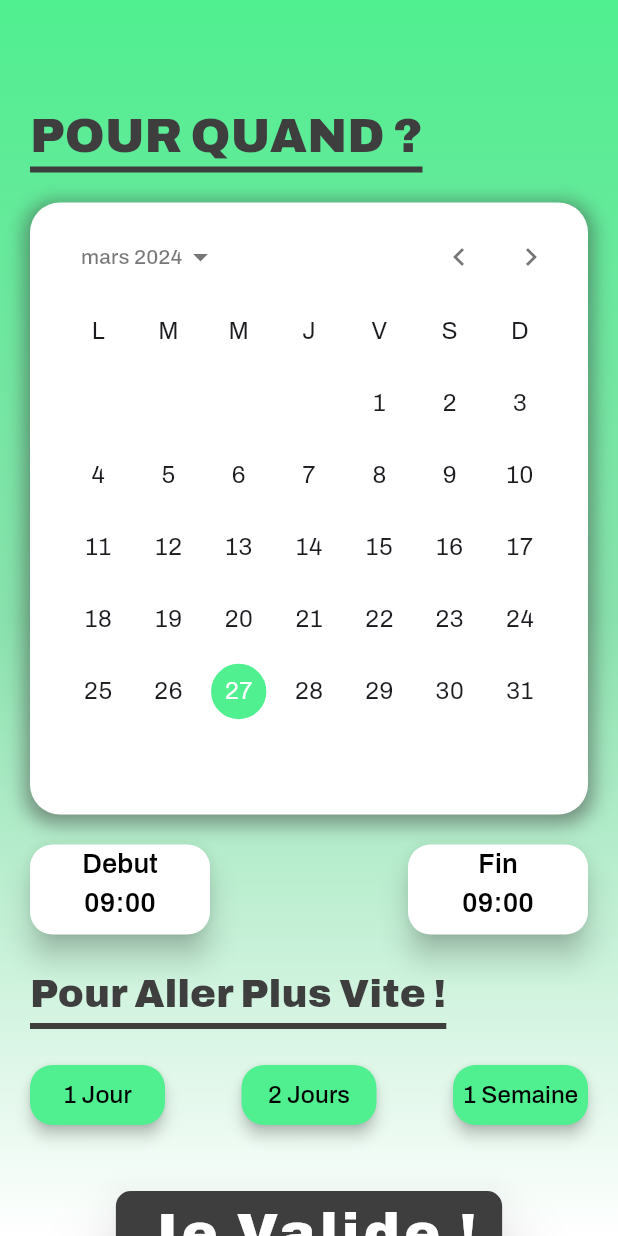
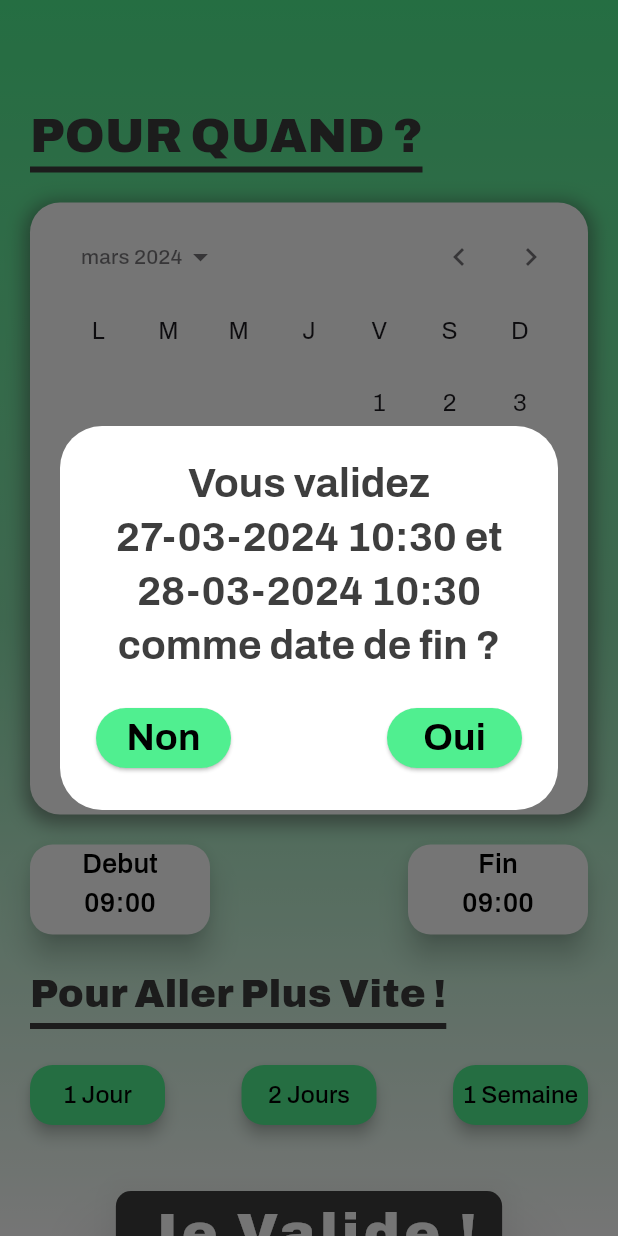
Before and after one commit to ByWizKi/best_rent, a Flutter app: the DatesPage screen opened directly, after a tap on "Je Valide !", on a phone screen of 412 x 824 dp. Run offline on Flutter 3.47's test engine with Material 3 defaults, Android fonts, the phone set to English and light mode, and no system bars; drawn by our look-alikes of calendar_date_picker2; our stand-ins replace flutter_datetime_picker_plus, flutter_svg, geocoding, geolocator, google_fonts; missing offline and left inert: google_geocoding_api, google_maps_places_autocomplete_widgets.

Commit message:
Date Picker page 99%

```diff
--- /dev/null
+++ b/lib/pages/dates_page/components/alert_dialog_confirm.dart
@@ -0,0 +1,73 @@
+import 'package:best_rent/pages/feed_page/feed_page.dart';
+import 'package:best_rent/services/service.dart';
+import 'package:best_rent/themes/app_colors.dart';
+import 'package:best_rent/themes/app_text_styles.dart';
+import 'package:flutter/material.dart';
+import 'package:intl/intl.dart';
+
+Widget alertDialogConfirmDates(context) {
+  return AlertDialog(
+    backgroundColor: AppColors.whiteColor,
+    titlePadding:
+        const EdgeInsets.only(top: 20, left: 10, right: 10, bottom: 20),
+    alignment: Alignment.center,
+    surfaceTintColor: AppColors.whiteColor,
+    title: Text(
+      textAlign: TextAlign.center,
+      'Vous validez ${DateFormat('dd-MM-yyyy HH:mm').format(currentUser.datePickUp)} et ${DateFormat('dd-MM-yyyy HH:mm').format(currentUser.dateDropOff)} comme date de fin ?',
+      style: AppTextStyles.titleAlertDialog,
+    ),
+    actions: [
+      Row(
+        mainAxisAlignment: MainAxisAlignment.center,
+        children: [
+          ElevatedButton(
+            style: ButtonStyle(
+                fixedSize: const MaterialStatePropertyAll<Size>(Size(90, 40)),
+                backgroundColor:
+                    MaterialStateProperty.all<Color>(AppColors.primaryColor),
+                shape: MaterialStateProperty.all<RoundedRectangleBorder>(
+                    RoundedRectangleBorder(
+                  borderRadius: BorderRadius.circular(20.0),
+                ))),
+            onPressed: () async {
+              // If no, go back
+              Navigator.pop(context);
+            },
+            child: Text(
+              'Non',
+              style: AppTextStyles.buttonAlertDialog,
+            ),
+          ),
+          const Spacer(),
+          // Yes button
+          ElevatedButton(
+            style: ButtonStyle(
+                fixedSize: const MaterialStatePropertyAll<Size>(Size(90, 40)),
+                backgroundColor:
+                    MaterialStateProperty.all<Color>(AppColors.primaryColor),
+                shape: MaterialStateProperty.all<RoundedRectangleBorder>(
+                    RoundedRectangleBorder(
+                  borderRadius: BorderRadius.circular(20.0),
+                ))),
+            onPressed: () async {
+              // If yes, go to dates page
+              Navigator.push(
+                context,
+                MaterialPageRoute(
+                  builder: (context) {
+                    return const FeedPage();
+                  },
+                ),
+              );
+            },
+            child: Text(
+              'Oui',
+              style: AppTextStyles.buttonAlertDialog,
+            ),
+          ),
+        ],
+      ),
+    ],
+  );
+}
--- a/lib/pages/dates_page/components/button_submit_date.dart
+++ b/lib/pages/dates_page/components/button_submit_date.dart
@@ -1,3 +1,6 @@
+import 'package:best_rent/pages/dates_page/components/alert_dialog_confirm.dart';
+import 'package:best_rent/pages/dates_page/components/alert_dialog_error.dart';
+import 'package:best_rent/services/service.dart';
 import 'package:best_rent/themes/app_colors.dart';
 import 'package:best_rent/themes/app_text_styles.dart';
 import 'package:flutter/material.dart';
@@ -8,7 +11,15 @@ Widget buttonSubmitDate(context) {
     height: 55,
     child: ElevatedButton(
       onPressed: () {
-
+        if (currentUser.datePickUp.isAfter(currentUser.dateDropOff)) {
+          showDialog(
+              context: context,
+              builder: (context) => alertDialogDatesError(context));
+        } else {
+          showDialog(
+              context: context,
+              builder: (context) => alertDialogConfirmDates(context));
+        }
       },
       style: ElevatedButton.styleFrom(
         backgroundColor: AppColors.blackColor2,
```
Also changed, not shown: lib/models/user/user.dart (+6 -6 lines), lib/pages/dates_page/components/alert_dialog_error.dart (added, +35 -0 lines), lib/pages/dates_page/components/date_picker.dart (+1 -11 lines), lib/pages/dates_page/components/suggestion_date_widget.dart (+14 -1 lines), lib/pages/dates_page/components/time_picker.dart (+33 -9 lines), lib/pages/feed_page/feed_page.dart (+21 -0 lines), lib/services/date_picker/date_picker.dart (+57 -10 lines), 2 other files.
